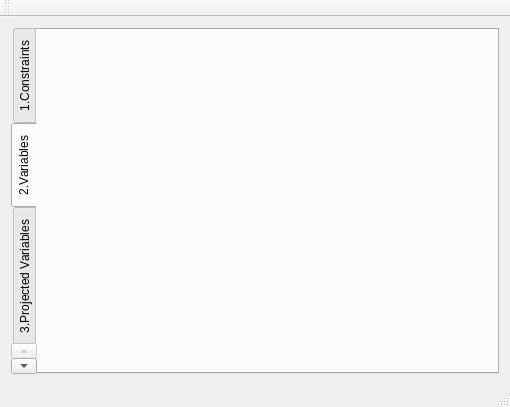
Qt form proj2d_ng.ui (msis/proj2D_ng) before a commit.
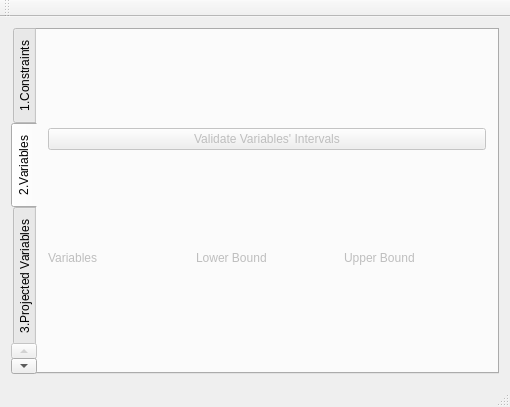
The same form after that commit.

Commit message: Eval of function working. Still needs to be done: -send the output box to the ui -remove old varibles after functions update

```diff
--- a/proj2d_ng.ui
+++ b/proj2d_ng.ui
@@ -65,9 +65,63 @@
        <property name="enabled">
         <bool>false</bool>
        </property>
+       <property name="layoutDirection">
+        <enum>Qt::LeftToRight</enum>
+       </property>
        <attribute name="title">
         <string>2.Variables</string>
        </attribute>
+       <layout class="QGridLayout" name="gridLayoutVariables">
+        <item row="1" column="2">
+         <widget class="QLabel" name="labelUpperBound">
+          <property name="maximumSize">
+           <size>
+            <width>16777215</width>
+            <height>30</height>
+           </size>
+          </property>
+          <property name="text">
+           <string>Upper Bound</string>
+          </property>
+         </widget>
+        </item>
+        <item row="1" column="0">
+         <widget class="QLabel" name="labelVariables">
+          <property name="maximumSize">
+           <size>
+            <width>16777215</width>
+            <height>30</height>
+           </size>
+          </property>
+          <property name="text">
+           <string>Variables</string>
+          </property>
+          <property name="alignment">
+           <set>Qt::AlignLeading|Qt::AlignLeft|Qt::AlignVCenter</set>
+          </property>
+         </widget>
+        </item>
+        <item row="1" column="1">
+         <widget class="QLabel" name="labelLowerBound">
+          <property name="maximumSize">
+           <size>
+            <width>16777215</width>
+            <height>30</height>
+           </size>
+          </property>
+          <property name="text">
+           <string>Lower Bound</string>
+          </property>
+         </widget>
+        </item>
+        <item row="0" column="0" colspan="3">
+         <widget class="QPushButton" name="pushButtonVarValidate">
+          <property name="text">
+           <string>Validate Variables' Intervals</string>
+          </property>
+         </widget>
+        </item>
+       </layout>
       </widget>
       <widget class="QWidget" name="tabProjVar">
        <property name="enabled">
```
The commit also changes 4 other files.
